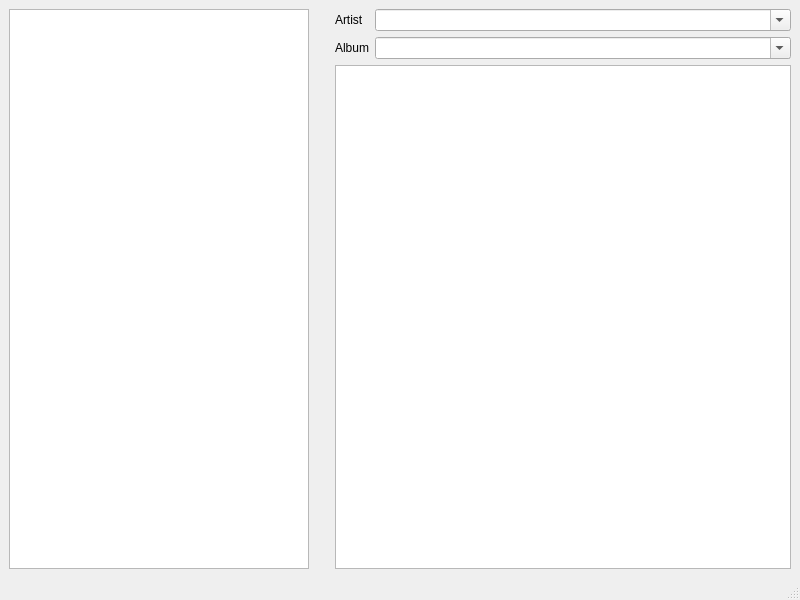
Before: the Qt Designer form ui/mainwindow.ui in katmai1/musicman, drawn with Qt 5.
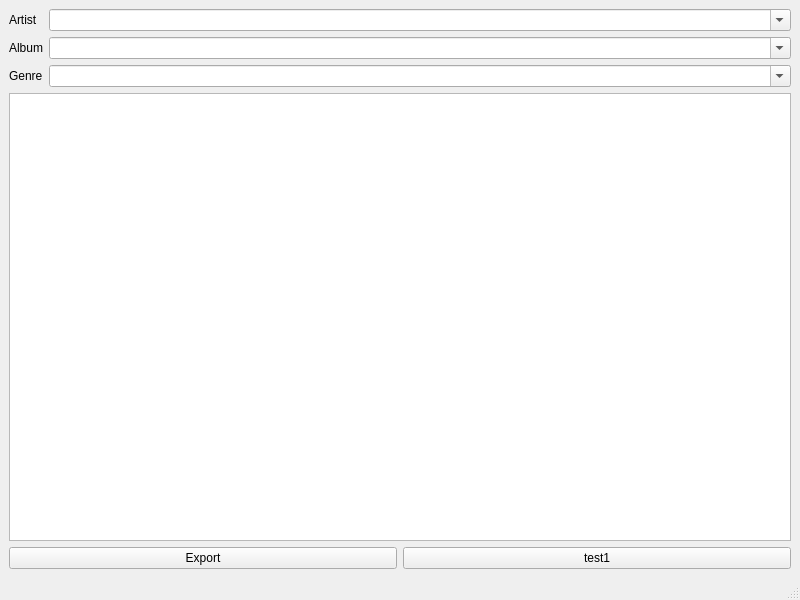
After: the same form once the commit is applied. Icons and pictures are not drawn.

What changed in the file:
```diff
--- a/ui/mainwindow.ui
+++ b/ui/mainwindow.ui
@@ -23,39 +23,7 @@
   <widget class="QWidget" name="centralwidget">
    <layout class="QHBoxLayout" name="horizontalLayout">
     <item>
-     <widget class="QTreeView" name="treedir">
-      <property name="sizePolicy">
-       <sizepolicy hsizetype="Fixed" vsizetype="Expanding">
-        <horstretch>0</horstretch>
-        <verstretch>0</verstretch>
-       </sizepolicy>
-      </property>
-      <property name="minimumSize">
-       <size>
-        <width>300</width>
-        <height>0</height>
-       </size>
-      </property>
-     </widget>
-    </item>
-    <item>
-     <spacer name="horizontalSpacer">
-      <property name="orientation">
-       <enum>Qt::Horizontal</enum>
-      </property>
-      <property name="sizeType">
-       <enum>QSizePolicy::Fixed</enum>
-      </property>
-      <property name="sizeHint" stdset="0">
-       <size>
-        <width>20</width>
-        <height>20</height>
-       </size>
-      </property>
-     </spacer>
-    </item>
-    <item>
-     <layout class="QVBoxLayout" name="verticalLayout">
+     <layout class="QVBoxLayout" name="album">
       <item>
        <layout class="QFormLayout" name="formLayout">
         <item row="0" column="0">
@@ -104,11 +72,49 @@
           </property>
          </widget>
         </item>
+        <item row="2" column="0">
+         <widget class="QLabel" name="label_3">
+          <property name="text">
+           <string>Genre</string>
+          </property>
+         </widget>
+        </item>
+        <item row="2" column="1">
+         <widget class="QComboBox" name="cb_genre">
+          <property name="sizePolicy">
+           <sizepolicy hsizetype="Expanding" vsizetype="Fixed">
+            <horstretch>0</horstretch>
+            <verstretch>0</verstretch>
+           </sizepolicy>
+          </property>
+          <property name="editable">
+           <bool>true</bool>
+          </property>
+         </widget>
+        </item>
        </layout>
       </item>
       <item>
        <widget class="QTableView" name="tb_tracks"/>
       </item>
+      <item>
+       <layout class="QHBoxLayout" name="horizontalLayout_2">
+        <item>
+         <widget class="QPushButton" name="btn_export">
+          <property name="text">
+           <string>Export</string>
+          </property>
+         </widget>
+        </item>
+        <item>
+         <widget class="QPushButton" name="pushButton">
+          <property name="text">
+           <string>test1</string>
+          </property>
+         </widget>
+        </item>
+       </layout>
+      </item>
      </layout>
     </item>
    </layout>
```
Left out of the diff: 35 changed lines with no effect on the pictures.
